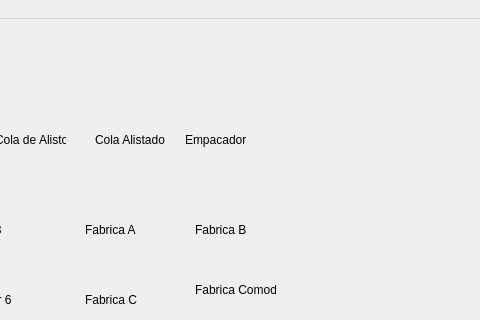
Old version of the form mainwindow.ui in the repository Sven2301/Armazon-GUI; both pictures show x 275 to 755 and y 0 to 320 of the 755 by 487 pixel window.
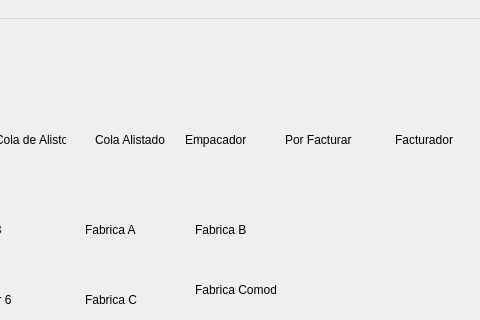
New version of the form.

Commit message:
Armazon + Facturador
Faltan detalles para Facturador
Faltan detalles para Loader
Faltan florecitas
Faltan detalles para alistadores

Diff of the .ui file:
```diff
--- a/mainwindow.ui
+++ b/mainwindow.ui
@@ -469,6 +469,58 @@
      <string/>
     </property>
    </widget>
+   <widget class="QLabel" name="lblTextPorFcaturar">
+    <property name="geometry">
+     <rect>
+      <x>560</x>
+      <y>110</y>
+      <width>71</width>
+      <height>21</height>
+     </rect>
+    </property>
+    <property name="text">
+     <string>Por Facturar</string>
+    </property>
+   </widget>
+   <widget class="QLabel" name="lblPorFacturar">
+    <property name="geometry">
+     <rect>
+      <x>570</x>
+      <y>130</y>
+      <width>61</width>
+      <height>21</height>
+     </rect>
+    </property>
+    <property name="text">
+     <string/>
+    </property>
+   </widget>
+   <widget class="QLabel" name="lblTextFacturador">
+    <property name="geometry">
+     <rect>
+      <x>670</x>
+      <y>110</y>
+      <width>61</width>
+      <height>21</height>
+     </rect>
+    </property>
+    <property name="text">
+     <string>Facturador</string>
+    </property>
+   </widget>
+   <widget class="QLabel" name="lblFacturador">
+    <property name="geometry">
+     <rect>
+      <x>670</x>
+      <y>130</y>
+      <width>61</width>
+      <height>21</height>
+     </rect>
+    </property>
+    <property name="text">
+     <string/>
+    </property>
+   </widget>
   </widget>
   <widget class="QMenuBar" name="menubar">
    <property name="geometry">
```
The commit also changes 16 other files.
